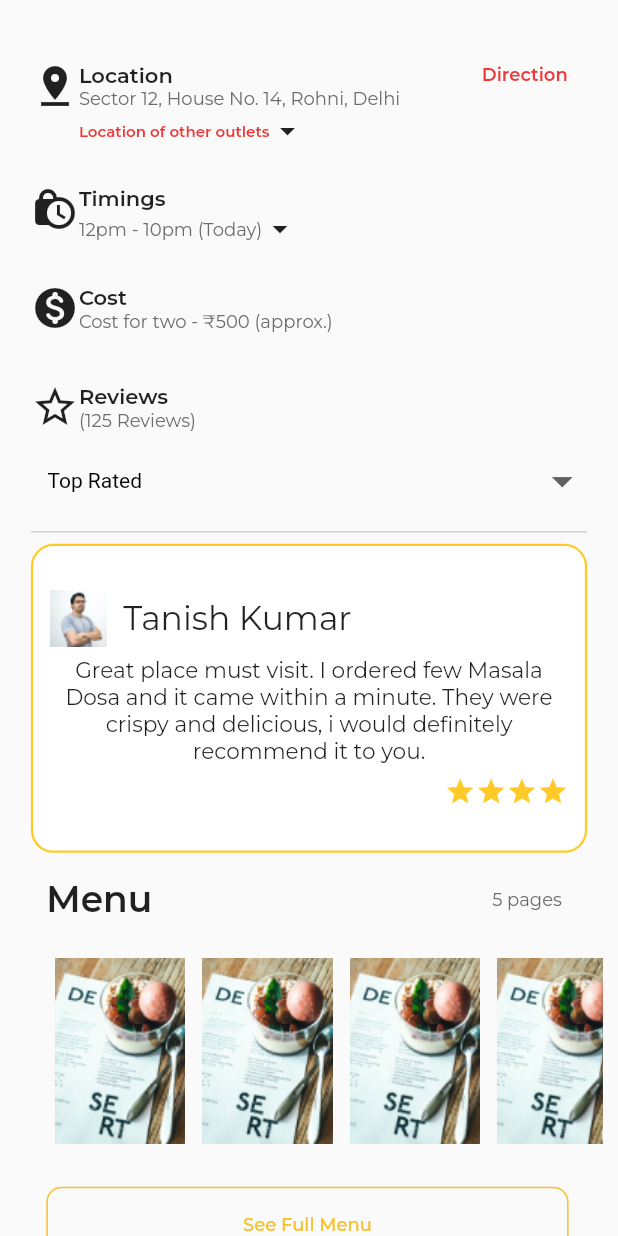
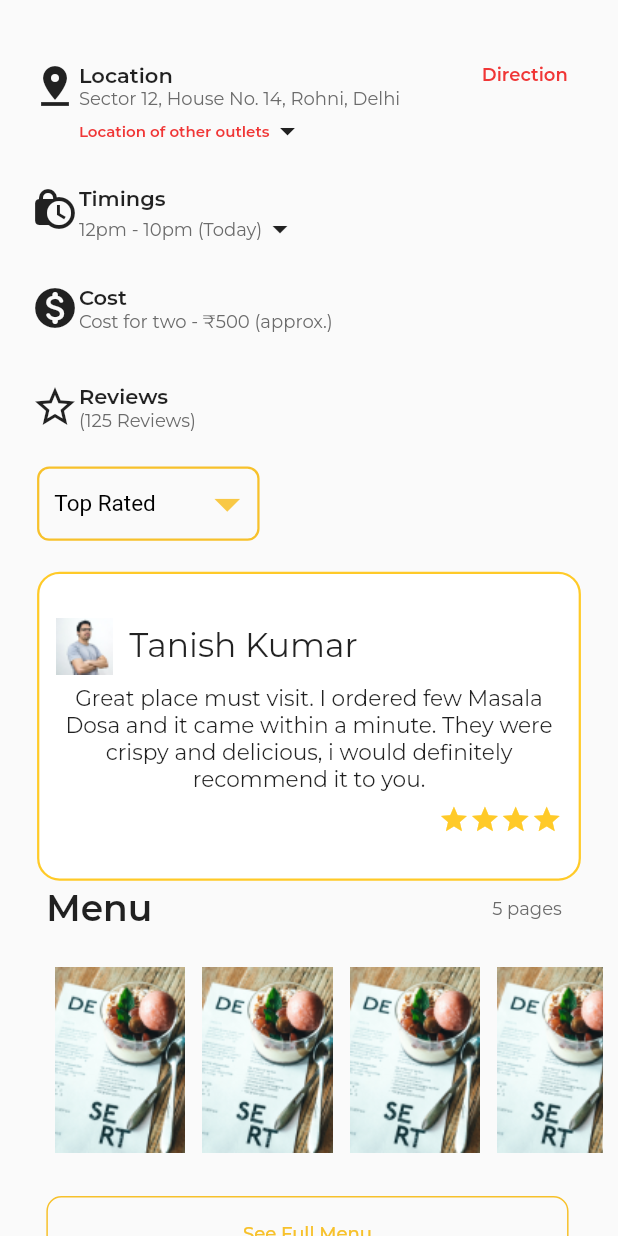
Before and after one commit to Foodistaan2021/Foodistaan-Main, a Flutter app: the TestRestaurantOverview screen opened directly, on a phone screen of 412 x 824 dp. Run offline on Flutter 3.47's test engine with Material 2 defaults, Android fonts, the phone set to English and light mode, and no system bars; our stand-ins replace carousel_slider, cloud_firestore, firebase_auth, firebase_core, flutter_rating_bar, flutter_spinkit and 15 more; missing offline and left inert: dart:ffi, qr_code_scanner, razorpay_flutter; accounts and stored records are empty; project files that could hold a hidden picture were left out.

Commit message:
Restaurant Detail Screen and UserProfile Page Fix

```diff
--- a/lib/profile/user_profile.dart
+++ b/lib/profile/user_profile.dart
@@ -150,7 +150,10 @@
                         ),
                       ],
                     ),
-                    Column(
+                    Positioned(
+                      right: 0,
+                      top: MediaQuery.of(context).size.height * 0.04,
+                      child: Column(
                         mainAxisAlignment: MainAxisAlignment.center,
                         crossAxisAlignment: CrossAxisAlignment.end,
                         children: [
@@ -181,6 +184,7 @@
                             ],
                           ),
                         ],
+                      ),
                     ),
                   ],
                 ),
--- a/lib/restuarant_screens/restaurant_delivery_review.dart
+++ b/lib/restuarant_screens/restaurant_delivery_review.dart
@@ -13,20 +13,34 @@
   @override
   Widget build(BuildContext context) {
     return Scaffold(
-      body: Column(children: [
+      body: Column(crossAxisAlignment: CrossAxisAlignment.start, children: [
         Container(
-          height: MediaQuery.of(context).size.height * 0.08,
-          width: double.infinity,
+          height: MediaQuery.of(context).size.height * 0.06,
+          width: MediaQuery.of(context).size.width * 0.36,
+          margin: EdgeInsets.only(
+              bottom: MediaQuery.of(context).size.height * 0.025,
+              top: MediaQuery.of(context).size.height * 0.01),
+          decoration: BoxDecoration(
+            borderRadius: BorderRadius.circular(8),
+            border:
+                Border.all(width: 1.5, color: Color.fromRGBO(247, 193, 43, 1)),
+            color: Colors.transparent,
+          ),
           child: DropdownButton(
+            underline: SizedBox(),
             hint: Padding(
-              padding: const EdgeInsets.all(11),
+              padding: const EdgeInsets.all(10),
               child: Text(
                 "Top Rated",
-                style: const TextStyle(color: Colors.black),
+                style: const TextStyle(
+                  color: Colors.black,
+                  fontSize: 15,
+                ),
               ),
             ),
             isExpanded: true,
-            iconSize: 33,
+            iconSize: 40,
+            iconEnabledColor: Color.fromRGBO(248, 200, 69, 1),
             style: const TextStyle(color: Colors.black),
             items: ['Top Rated', 'Oldest', 'Latest'].map(
               (val) {
--- a/lib/restuarant_screens/testRestaurantOverview.dart
+++ b/lib/restuarant_screens/testRestaurantOverview.dart
@@ -198,8 +198,9 @@
               ),
               Container(
                 margin: EdgeInsets.only(
-                    left: MediaQuery.of(context).size.width * 0.05,
-                    right: MediaQuery.of(context).size.width * 0.05),
+                    top: MediaQuery.of(context).size.width * 0.015,
+                    left: MediaQuery.of(context).size.width * 0.06,
+                    right: MediaQuery.of(context).size.width * 0.06),
                 height: MediaQuery.of(context).size.height * 0.35,
                 child: RestuarantDeliveryReview(),
               ),
@@ -301,11 +302,11 @@
       children: [
         Container(
           margin: EdgeInsets.only(
-            top: MediaQuery.of(context).size.width * 0.15,
+            top: MediaQuery.of(context).size.width * 0.125,
           ),
           padding: EdgeInsets.all(10),
           width: MediaQuery.of(context).size.width * 0.9,
-          height: MediaQuery.of(context).size.height * 0.2,
+          height: MediaQuery.of(context).size.height * 0.201,
           child: Column(
             crossAxisAlignment: CrossAxisAlignment.start,
             children: [
@@ -430,7 +431,7 @@
   Widget build(BuildContext context) {
     return Container(
       width: MediaQuery.of(context).size.width * 0.9,
-      height: MediaQuery.of(context).size.height * 0.1,
+      height: MediaQuery.of(context).size.height * 0.12,
       child: Column(
         crossAxisAlignment: CrossAxisAlignment.start,
         children: [
```
Also changed, not shown: lib/restuarant_screens/testRestaurant_main.dart (+6 -6 lines), 1 other file. Lines whose indentation alone changed are shown as unchanged.
